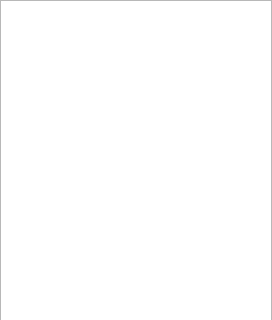
This is mainwindow.ui in zhhe14/VeriFace_Com as Qt 5 draws it before an edit; both pictures show x 0 to 272 and y 0 to 320 of the 272 by 480 pixel window. The edited form follows.
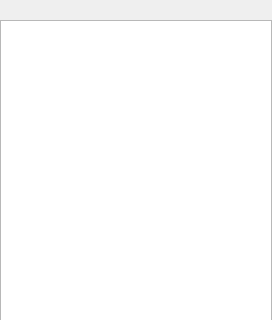
This is the edited form. Icons and pictures are not drawn. Custom widgets are drawn as their Qt base class.

What changed in the file:
```diff
--- a/mainwindow.ui
+++ b/mainwindow.ui
@@ -34,14 +34,17 @@
       <bold>true</bold>
      </font>
     </property>
+    <property name="styleSheet">
+     <string notr="true">background-color: rgb(255, 255, 255);</string>
+    </property>
    </widget>
    <widget class="QTextBrowser" name="textBrowser">
     <property name="geometry">
      <rect>
       <x>0</x>
-      <y>0</y>
+      <y>20</y>
       <width>272</width>
-      <height>360</height>
+      <height>340</height>
      </rect>
     </property>
     <property name="font">
@@ -224,6 +227,85 @@
      <string>ResetSTM32</string>
     </property>
    </widget>
+   <widget class="QLabel" name="Icon1_Label">
+    <property name="geometry">
+     <rect>
+      <x>52</x>
+      <y>0</y>
+      <width>40</width>
+      <height>20</height>
+     </rect>
+    </property>
+    <property name="focusPolicy">
+     <enum>Qt::NoFocus</enum>
+    </property>
+    <property name="contextMenuPolicy">
+     <enum>Qt::DefaultContextMenu</enum>
+    </property>
+    <property name="layoutDirection">
+     <enum>Qt::LeftToRight</enum>
+    </property>
+    <property name="styleSheet">
+     <string notr="true"/>
+    </property>
+    <property name="frameShape">
+     <enum>QFrame::NoFrame</enum>
+    </property>
+    <property name="text">
+     <string/>
+    </property>
+   </widget>
+   <widget class="QLabel" name="Icon2_Label">
+    <property name="geometry">
+     <rect>
+      <x>94</x>
+      <y>0</y>
+      <width>40</width>
+      <height>20</height>
+     </rect>
+    </property>
+    <property name="styleSheet">
+     <string notr="true"/>
+    </property>
+    <property name="frameShape">
+     <enum>QFrame::NoFrame</enum>
+    </property>
+    <property name="text">
+     <string/>
+    </property>
+   </widget>
+   <widget class="QLabel" name="Icon3_Label">
+    <property name="geometry">
+     <rect>
+      <x>136</x>
+      <y>0</y>
+      <width>40</width>
+      <height>20</height>
+     </rect>
+    </property>
+    <property name="styleSheet">
+     <string notr="true"/>
+    </property>
+    <property name="text">
+     <string/>
+    </property>
+   </widget>
+   <widget class="QLabel" name="Icon0_Label">
+    <property name="geometry">
+     <rect>
+      <x>10</x>
+      <y>0</y>
+      <width>40</width>
+      <height>20</height>
+     </rect>
+    </property>
+    <property name="styleSheet">
+     <string notr="true"/>
+    </property>
+    <property name="text">
+     <string/>
+    </property>
+   </widget>
   </widget>
  </widget>
  <layoutdefault spacing="6" margin="11"/>
```
